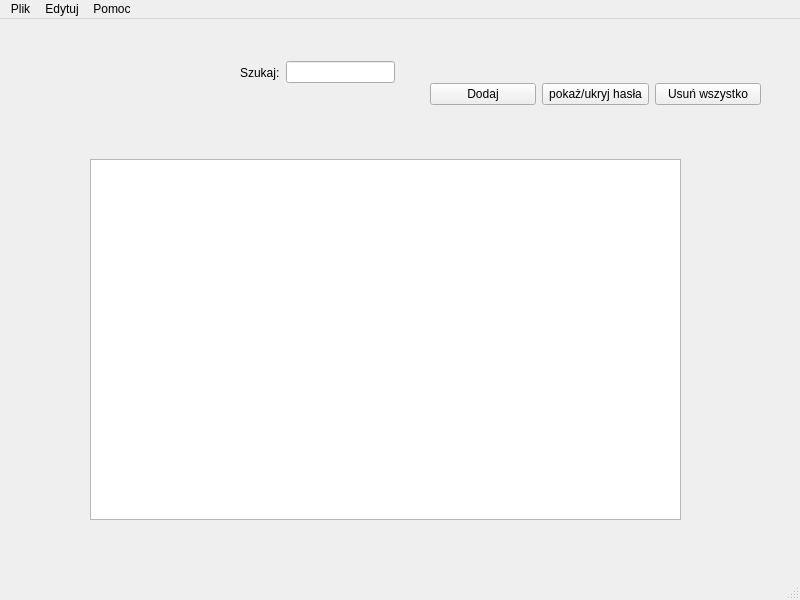
coriscodepage/PasswordManager, file mainwindow.ui: the form before one commit.
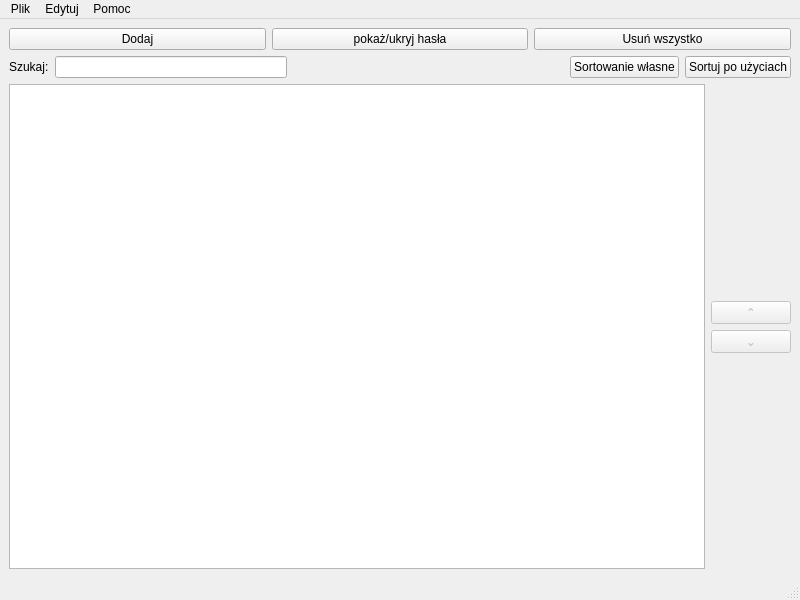
The form after the commit.

The edit to the form file:
```diff
--- a/mainwindow.ui
+++ b/mainwindow.ui
@@ -14,47 +14,67 @@
    <string>Menadżer haseł[*]</string>
   </property>
   <widget class="QWidget" name="centralwidget">
-   <widget class="QTableView" name="TableView">
-    <property name="geometry">
-     <rect>
-      <x>90</x>
-      <y>140</y>
-      <width>591</width>
-      <height>361</height>
-     </rect>
-    </property>
-   </widget>
-   <widget class="QWidget" name="horizontalLayoutWidget">
-    <property name="geometry">
-     <rect>
-      <x>240</x>
-      <y>40</y>
-      <width>155</width>
-      <height>27</height>
-     </rect>
-    </property>
-    <layout class="QHBoxLayout" name="horizontalLayout">
+   <layout class="QGridLayout" name="gridLayout_2">
+    <item row="0" column="0">
+     <layout class="QGridLayout" name="gridLayout">
+      <item row="5" column="0">
+       <layout class="QHBoxLayout" name="horizontalLayout_3">
+        <item>
+         <widget class="QTableView" name="TableView"/>
+        </item>
+        <item>
+         <layout class="QVBoxLayout" name="verticalLayout">
+          <item>
+           <spacer name="verticalSpacer_2">
+            <property name="orientation">
+             <enum>Qt::Orientation::Vertical</enum>
+            </property>
+            <property name="sizeHint" stdset="0">
+             <size>
+              <width>20</width>
+              <height>40</height>
+             </size>
+            </property>
+           </spacer>
+          </item>
      <item>
-      <widget class="QLabel" name="label">
+           <widget class="QPushButton" name="MoveUpButton">
+            <property name="enabled">
+             <bool>false</bool>
+            </property>
        <property name="text">
-        <string>Szukaj:</string>
+             <string>⌃</string>
        </property>
       </widget>
      </item>
      <item>
-      <widget class="QLineEdit" name="SearchEdit"/>
-     </item>
-    </layout>
-   </widget>
-   <widget class="QWidget" name="horizontalLayoutWidget_2">
-    <property name="geometry">
-     <rect>
-      <x>430</x>
-      <y>30</y>
-      <width>331</width>
-      <height>91</height>
-     </rect>
-    </property>
+           <widget class="QPushButton" name="MoveDownButton">
+            <property name="enabled">
+             <bool>false</bool>
+            </property>
+            <property name="text">
+             <string>⌄</string>
+            </property>
+           </widget>
+          </item>
+          <item>
+           <spacer name="verticalSpacer">
+            <property name="orientation">
+             <enum>Qt::Orientation::Vertical</enum>
+            </property>
+            <property name="sizeHint" stdset="0">
+             <size>
+              <width>20</width>
+              <height>40</height>
+             </size>
+            </property>
+           </spacer>
+          </item>
+         </layout>
+        </item>
+       </layout>
+      </item>
+      <item row="3" column="0">
     <layout class="QHBoxLayout" name="horizontalLayout_2">
      <item>
       <widget class="QPushButton" name="AddButton">
@@ -78,7 +98,55 @@
       </widget>
      </item>
     </layout>
-   </widget>
+      </item>
+      <item row="4" column="0">
+       <layout class="QHBoxLayout" name="horizontalLayout_4">
+        <item>
+         <layout class="QHBoxLayout" name="SerachLayout">
+          <item>
+           <widget class="QLabel" name="label">
+            <property name="text">
+             <string>Szukaj:</string>
+            </property>
+           </widget>
+          </item>
+          <item>
+           <widget class="QLineEdit" name="SearchEdit"/>
+          </item>
+         </layout>
+        </item>
+        <item>
+         <spacer name="horizontalSpacer">
+          <property name="orientation">
+           <enum>Qt::Orientation::Horizontal</enum>
+          </property>
+          <property name="sizeHint" stdset="0">
+           <size>
+            <width>40</width>
+            <height>20</height>
+           </size>
+          </property>
+         </spacer>
+        </item>
+        <item>
+         <widget class="QPushButton" name="ManualOrderingButton">
+          <property name="text">
+           <string>Sortowanie własne</string>
+          </property>
+         </widget>
+        </item>
+        <item>
+         <widget class="QPushButton" name="UseCountOrderingButton">
+          <property name="text">
+           <string>Sortuj po użyciach</string>
+          </property>
+         </widget>
+        </item>
+       </layout>
+      </item>
+     </layout>
+    </item>
+   </layout>
   </widget>
   <widget class="QMenuBar" name="menubar">
    <property name="geometry">
```
Left out of the diff: 40 changed lines with no effect on the pictures. Lines whose indentation alone changed are shown as unchanged.
